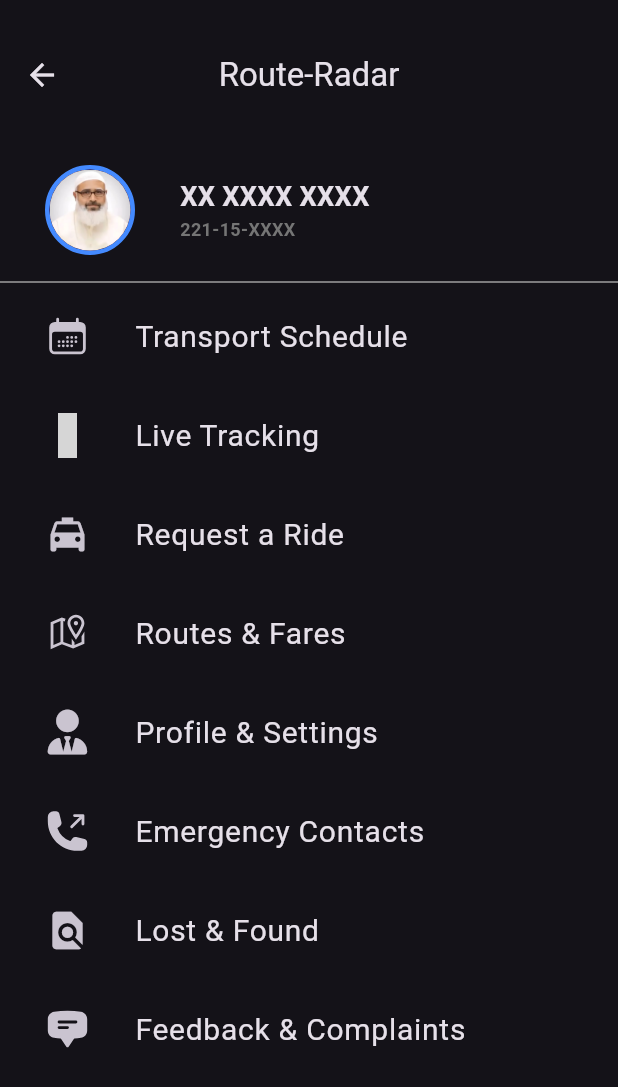
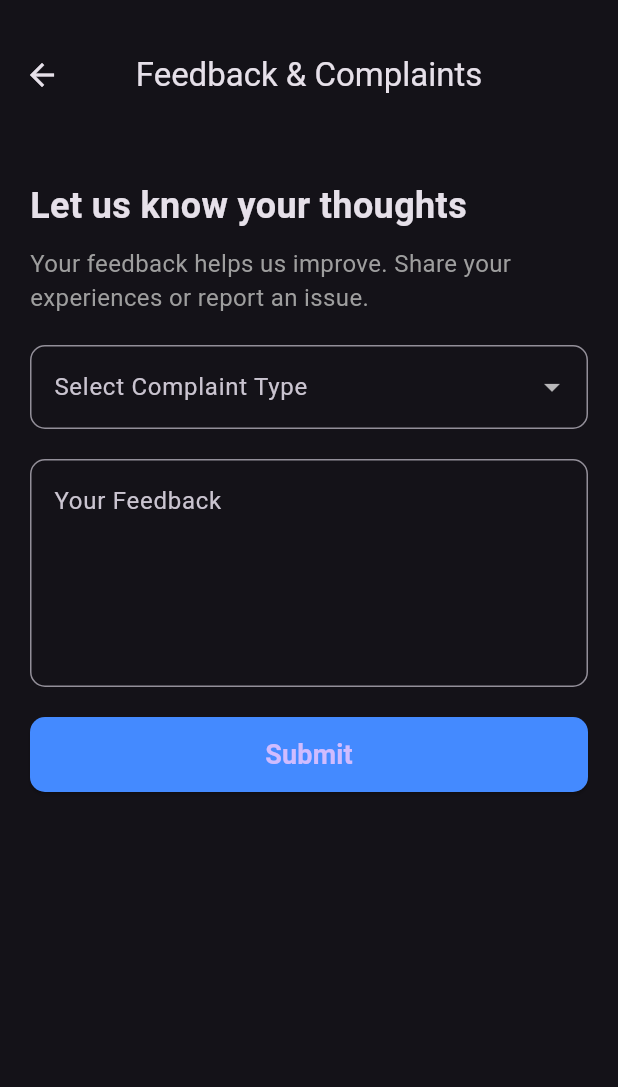
Before and after one commit to DIP-SARKER/routeradar, a Flutter app: the screen it shows after launch, item 4 of the bottom bar chosen, after a tap on "Feedback & Complaints", on a phone screen of 412 x 824 dp. Shown: the top 1087 px of the screen. Run offline on Flutter 3.47's test engine with Material 3 defaults, Android fonts, the phone set to English and light mode, and no system bars; our stand-ins replace icons_plus; grey boxes are pictures that could not be loaded.

Commit message:
feedback page added

```diff
--- /dev/null
+++ b/lib/feedback.dart
@@ -0,0 +1,147 @@
+import 'package:flutter/material.dart';
+
+class FeedbackComplaintsPage extends StatefulWidget {
+  const FeedbackComplaintsPage({super.key});
+
+  @override
+  State<FeedbackComplaintsPage> createState() => _FeedbackComplaintsPageState();
+}
+
+class _FeedbackComplaintsPageState extends State<FeedbackComplaintsPage> {
+  final TextEditingController _feedbackController = TextEditingController();
+  String? _complaintType;
+
+  final List<String> _complaintTypes = [
+    'Service Issue',
+    'App Feedback',
+    'Payment Problem',
+    'Other'
+  ];
+
+  @override
+  Widget build(BuildContext context) {
+    return Scaffold(
+      appBar: AppBar(
+        title: const Text("Feedback & Complaints"),
+        centerTitle: true,
+        toolbarHeight: 100,
+        elevation: 0,
+      ),
+      body: Padding(
+        padding: const EdgeInsets.all(20.0),
+        child: Column(
+          crossAxisAlignment: CrossAxisAlignment.start,
+          children: [
+            const Text(
+              "Let us know your thoughts",
+              style: TextStyle(
+                fontSize: 24,
+                fontWeight: FontWeight.bold,
+              ),
+            ),
+            const SizedBox(height: 10),
+            const Text(
+              "Your feedback helps us improve. Share your experiences or report an issue.",
+              style: TextStyle(
+                fontSize: 16,
+                color: Colors.grey,
+              ),
+            ),
+            const SizedBox(height: 20),
+            DropdownButtonFormField<String>(
+              decoration: InputDecoration(
+                labelText: "Select Complaint Type",
+                border: OutlineInputBorder(
+                  borderRadius: BorderRadius.circular(10),
+                ),
+              ),
+              value: _complaintType,
+              items: _complaintTypes.map((type) {
+                return DropdownMenuItem<String>(
+                  value: type,
+                  child: Text(type),
+                );
+              }).toList(),
+              onChanged: (value) {
+                setState(() {
+                  _complaintType = value;
+                });
+              },
+            ),
+            const SizedBox(height: 20),
+            TextField(
+              controller: _feedbackController,
+              maxLines: 5,
+              decoration: InputDecoration(
+                labelText: "Your Feedback",
+                alignLabelWithHint: true,
+                border: OutlineInputBorder(
+                  borderRadius: BorderRadius.circular(10),
+                ),
+              ),
+            ),
+            const SizedBox(height: 20),
+            SizedBox(
+              width: double.infinity,
+              height: 50,
+              child: ElevatedButton(
+                style: ElevatedButton.styleFrom(
+                  backgroundColor: Colors.blueAccent,
+                  shape: RoundedRectangleBorder(
+                    borderRadius: BorderRadius.circular(10),
+                  ),
+                ),
+                onPressed: () {
+                  final feedback = _feedbackController.text;
+                  if (_complaintType == null || feedback.isEmpty) {
+                    showDialog(
+                      context: context,
+                      builder: (context) => AlertDialog(
+                        title: const Text("Incomplete Information"),
+                        content: const Text(
+                            "Please fill in all fields before submitting."),
+                        actions: [
+                          TextButton(
+                            onPressed: () => Navigator.pop(context),
+                            child: const Text("OK"),
+                          ),
+                        ],
+                      ),
+                    );
+                  } else {
+                    // Submit feedback logic can go here
+                    showDialog(
+                      context: context,
+                      builder: (context) => AlertDialog(
+                        title: const Text("Thank You!"),
+                        content: const Text(
+                            "Your feedback has been submitted successfully."),
+                        actions: [
+                          TextButton(
+                            onPressed: () => Navigator.pop(context),
+                            child: const Text("OK"),
+                          ),
+                        ],
+                      ),
+                    );
+                    _feedbackController.clear();
+                    setState(() {
+                      _complaintType = null;
+                    });
+                  }
+                },
+                child: const Text(
+                  "Submit",
+                  style: TextStyle(
+                    fontSize: 18,
+                    fontWeight: FontWeight.bold,
+                  ),
+                ),
+              ),
+            ),
+          ],
+        ),
+      ),
+    );
+  }
+}
--- a/lib/menu.dart
+++ b/lib/menu.dart
@@ -1,5 +1,6 @@
 import 'package:flutter/material.dart';
 import 'package:icons_plus/icons_plus.dart';
+import 'package:routeradar/feedback.dart';
 import 'package:routeradar/lost_and_found.dart';
 import 'package:routeradar/routes_and_fare.dart';
 
@@ -199,7 +200,13 @@ class _MenuPage extends State<MenuPage> {
                 fontSize: 20,
               ),
             ),
-            onTap: () {},
+            onTap: () {
+              Navigator.push(
+                context,
+                MaterialPageRoute(
+                    builder: (context) => const FeedbackComplaintsPage()),
+              );
+            },
           ),
         ],
       ),
```
Also changed, not shown: 4 other files.
